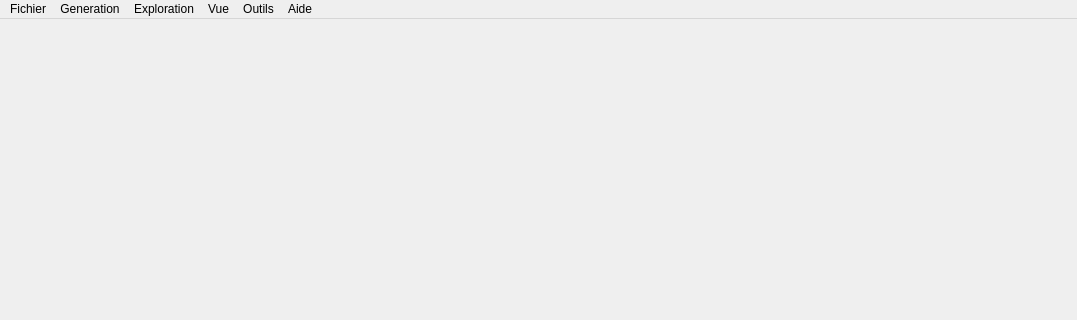
First picture: the form in interface/mainwindow.ui, repository WorldsParticle/Editor, before the edit; both pictures show x 0 to 1077 and y 0 to 320 of the 1077 by 653 pixel window.
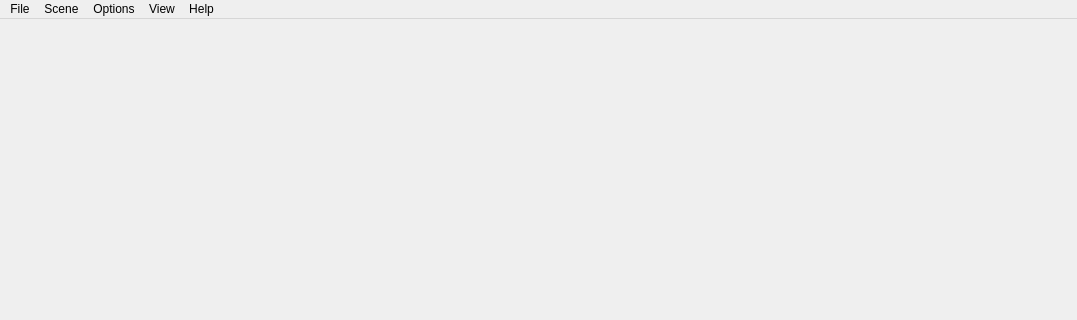
Second picture: the form after the edit.

Commit message: change menu bar according to new CDC

```diff
--- a/interface/mainwindow.ui
+++ b/interface/mainwindow.ui
@@ -26,9 +26,9 @@
      <height>25</height>
     </rect>
    </property>
-   <widget class="QMenu" name="menuFichier">
+   <widget class="QMenu" name="menuFile">
     <property name="title">
-     <string>Fichier</string>
+     <string>File</string>
     </property>
     <addaction name="actionNouveau_monde"/>
     <addaction name="actionOuvrir_monde"/>
@@ -37,49 +37,41 @@
     <addaction name="separator"/>
     <addaction name="actionQuitter_2"/>
    </widget>
-   <widget class="QMenu" name="menuEdition">
+   <widget class="QMenu" name="menuScene">
     <property name="title">
-     <string>Generation</string>
+     <string>Scene</string>
     </property>
     <addaction name="actionGenerer"/>
     <addaction name="separator"/>
     <addaction name="actionConfigurer"/>
    </widget>
-   <widget class="QMenu" name="menuAide">
+   <widget class="QMenu" name="menuView">
     <property name="title">
-     <string>Exploration</string>
+     <string>View</string>
     </property>
     <addaction name="separator"/>
     <addaction name="actionConfigurer_2"/>
    </widget>
-   <widget class="QMenu" name="menuAide_2">
+   <widget class="QMenu" name="menuHelp">
     <property name="title">
-     <string>Outils</string>
+     <string>Help</string>
     </property>
     <addaction name="actionMod_les"/>
     <addaction name="actionSkybox"/>
     <addaction name="actionTextures"/>
     <addaction name="actionParticules"/>
    </widget>
-   <widget class="QMenu" name="menuAide_3">
+   <widget class="QMenu" name="menuOptions">
     <property name="title">
-     <string>Aide</string>
+     <string>Options</string>
     </property>
     <addaction name="actionAide_en_ligne"/>
    </widget>
-   <widget class="QMenu" name="menuVue">
-    <property name="title">
-     <string>Vue</string>
-    </property>
-    <addaction name="actionZones"/>
-    <addaction name="actionExploration"/>
-   </widget>
-   <addaction name="menuFichier"/>
-   <addaction name="menuEdition"/>
-   <addaction name="menuAide"/>
-   <addaction name="menuVue"/>
-   <addaction name="menuAide_2"/>
-   <addaction name="menuAide_3"/>
+   <addaction name="menuFile"/>
+   <addaction name="menuScene"/>
+   <addaction name="menuOptions"/>
+   <addaction name="menuView"/>
+   <addaction name="menuHelp"/>
   </widget>
   <widget class="QStatusBar" name="statusBar"/>
   <action name="actionNouveau_monde">
```
Left out of the diff: 76 changed lines with no effect on the pictures. The commit also changes 2 other files.
